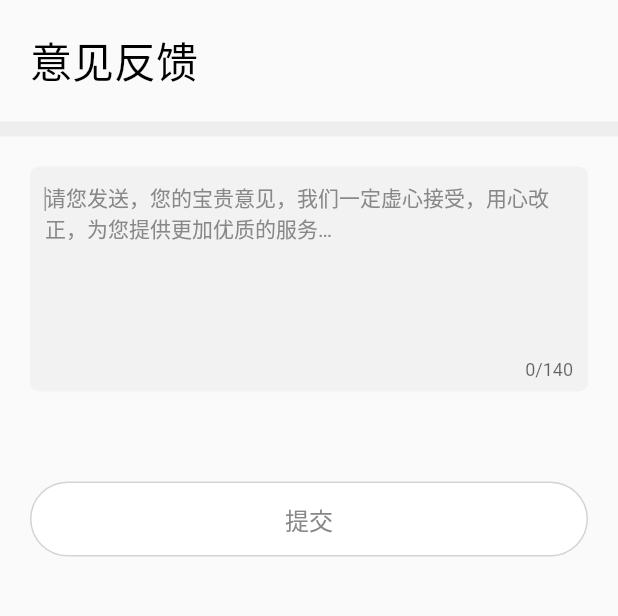
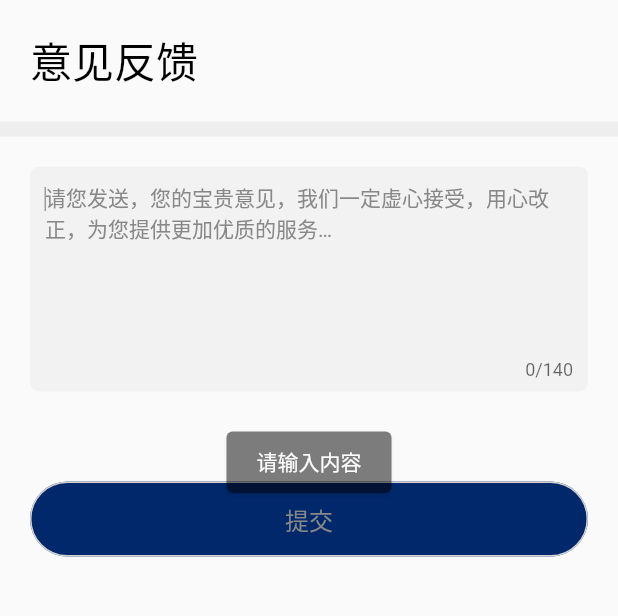
Before and after one commit to Kevin088/gxq_project, a Flutter app: the FeedbackPage screen opened directly, after a tap on "提交", on a phone screen of 412 x 824 dp, the part 69-685 px from its top. Run offline on Flutter 3.47's test engine with Material 2 defaults, Android fonts, the light colour scheme and no system bars; our stand-ins replace date_format, dio, event_bus, flutter_blue, image_picker, shared_preferences and 2 more; missing offline and left inert: flutter_qrscaner, loading_dialog, orientation, rammus, seekbar, sharesdk_plugin; accounts and stored records are empty; generated files the repository leaves out were written again; network calls fail; statements that could not run were skipped.

Commit message:
数据同步2

```diff
--- a/lib/common/api.dart
+++ b/lib/common/api.dart
@@ -11,5 +11,6 @@ class Api {
 
   static const String getList = "api/user/feed/";
 
+  static const String yijianfankui="api/user/remark";
 
 }
--- a/lib/page/mine/FeedbackPage.dart
+++ b/lib/page/mine/FeedbackPage.dart
@@ -1,7 +1,12 @@
+import 'package:dio/dio.dart';
 import 'package:flutter/cupertino.dart';
 import 'package:flutter/material.dart';
+import 'package:gxq_project/common/api.dart';
+import 'package:gxq_project/http/httpUtil.dart';
 import 'package:gxq_project/res/Colors.dart';
+import 'package:gxq_project/utils/Toast.dart';
 import 'package:gxq_project/utils/Utils.dart';
+import 'package:loading_dialog/loading_dialog.dart';
 
 class FeedbackPage extends StatefulWidget{
   @override
@@ -14,6 +19,7 @@ class FeedbackPage extends StatefulWidget{
 
 class FeedbackPageState extends State<FeedbackPage>{
   String text="";
+  LoadingDialog loading ;
   @override
   Widget build(BuildContext context) {
 
@@ -27,6 +33,7 @@ class FeedbackPageState extends State<FeedbackPage>{
       text=controller.text;
 
     });
+    loading= LoadingDialog(buildContext: context);
     // TODO: implement build
     return Scaffold(
       body: Column(
@@ -69,11 +76,18 @@ class FeedbackPageState extends State<FeedbackPage>{
             margin: EdgeInsets.fromLTRB(20, 60, 20, 0),
             child: FlatButton(
 
-              onPressed: (){
+              onPressed: () async {
                 if(text.isEmpty){
+                  Toast.toast(context,msg: "请输入内容");
                   return;
                 }
-                print(1);
+                loading?.show();
+                Response response=await HttpUtil.getInstance()
+                    .post(Api.yijianfankui,data: {"remark":text});
+                if (!mounted) return;
+                loading?.hide();
+                Toast.toast(context,msg: "提交成功");
+                Navigator.pop(context);
               },
               child: Container(
                 margin:  EdgeInsets.fromLTRB(20,0,20,0),
@@ -87,7 +101,7 @@ class FeedbackPageState extends State<FeedbackPage>{
                   ),
                 ),
               ),
-              color: text.isEmpty?Colors.white:MyColors.color_00286B,
+              color: MyColors.color_00286B,
 
               shape: RoundedRectangleBorder(
                 borderRadius: BorderRadius.all(Radius.circular(30)),
--- a/pubspec.yaml
+++ b/pubspec.yaml
@@ -43,6 +43,7 @@ dependencies:
   event_bus: ^1.1.0
   sqflite: ^1.1.3
   uuid: 2.0.4
+  loading_dialog: ^0.0.1+1
 dev_dependencies:
   flutter_test:
     sdk: flutter
```
Also changed, not shown: lib/db/database_helper.dart (+8 -11 lines), lib/page/MinePage.dart (+7 -2 lines), lib/utils/Utils.dart (+12 -0 lines).
